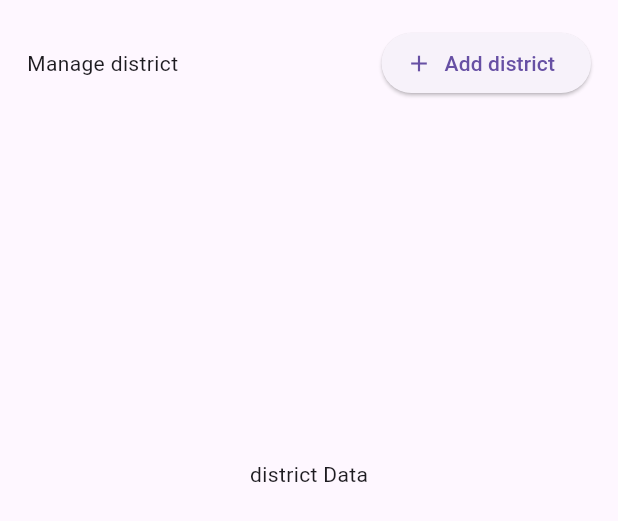
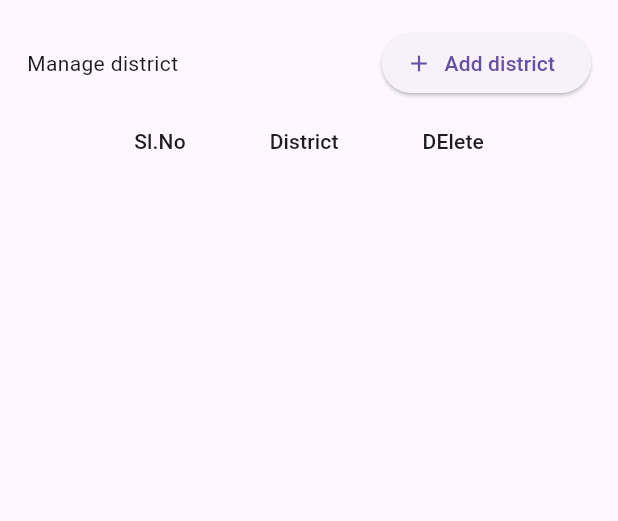
Before and after one commit to AntonyJoji/Rentit, a Flutter app: the Managedistrict widget shown alone on an empty page, opened directly, on a phone screen of 412 x 824 dp. Shown: the top 521 px of the screen. Run offline on Flutter 3.47's test engine with Material 3 defaults, Android fonts, the phone set to English and light mode, and no system bars; our stand-ins replace supabase_flutter; accounts and stored records are empty; network calls fail.

Commit message:
diplay the data base on web page

```diff
--- a/Project/rentit_admin1/lib/screen/managedistrict.dart
+++ b/Project/rentit_admin1/lib/screen/managedistrict.dart
@@ -15,26 +15,52 @@ class _ManagedistrictState extends State<Managedistrict>
   final Duration _animationDuration = const Duration(milliseconds: 300);
   final TextEditingController districtController = TextEditingController();
 
-Future<void> Managedistrict() async{
+  List<Map<String, dynamic>> districtList = [];
+
+  Future<void> Managedistrict() async {
     try {
       String district = districtController.text;
       await supabase.from('tbl_district').insert({
-      'district_name':district,
+        'district_name': district,
       });
       ScaffoldMessenger.of(context).showSnackBar(
         const SnackBar(
-        content:Text(
+          content: Text(
             'district added',
-          style:TextStyle(color:Colors.white),
+            style: TextStyle(color: Colors.white),
           ),
           backgroundColor: Colors.green,
         ),
       );
       print("Inserted");
       districtController.clear();
-  } catch(e){
+    } catch (e) {
       print("Error adding district:$e");
     }
+  }
+
+  Future<void> fetchDistrict() async {
+    try {
+      final response = await supabase.from('tbl_district').select();
+      // print(response);
+      setState(() {
+        districtList = List<Map<String, dynamic>>.from(response);
+      });
+      display();
+    } catch (e) {
+      print("ERROR FETCHING DISTRICT DATA: $e");
+    }
+  }
+
+  void display(){
+    print(districtList);
+  }
+
+  @override
+  void initState() {
+    // TODO: implement initState
+    super.initState();
+    fetchDistrict();
   }
 
   @override
@@ -53,8 +79,8 @@ Future<void> Managedistrict() async{
                     _isFormVisible = !_isFormVisible; // Toggle form visibility
                   });
                 },
-                label:Text(_isFormVisible ? "Cancel":"Add district"),
-                icon: Icon(_isFormVisible ? Icons.cancel:Icons.add),
+                label: Text(_isFormVisible ? "Cancel" : "Add district"),
+                icon: Icon(_isFormVisible ? Icons.cancel : Icons.add),
               )
             ],
           ),
@@ -98,12 +124,28 @@ Future<void> Managedistrict() async{
                   )
                 : Container(),
           ),
-          Container(
-            height: 500,
-            child: const Center(
-              child: Text("district Data"),
+          DataTable(
+            columns: [
+              DataColumn(label: Text("Sl.No")),
+              DataColumn(label: Text("District")),
+              DataColumn(label: Text("DElete")),
+            ],
+            rows: districtList.asMap().entries.map((entry) {
+              print(entry.value);
+              return DataRow(cells: [
+                DataCell(Text((entry.key + 1).toString())), // Serial number
+                DataCell(Text(entry.value['district_name'])),
+                DataCell(
+                  IconButton(
+                    icon: const Icon(Icons.delete, color: Colors.red),
+                    onPressed: () {
+                      // _deleteAcademicYear(docId); // Delete academic year
+                    },
                   ),
                 ),
+              ]);
+            }).toList(),
+          )
         ],
       ),
     );
```
Also changed, not shown: Project/rentit_admin1/lib/main.dart (+5 -7 lines). Lines whose indentation alone changed are shown as unchanged.
